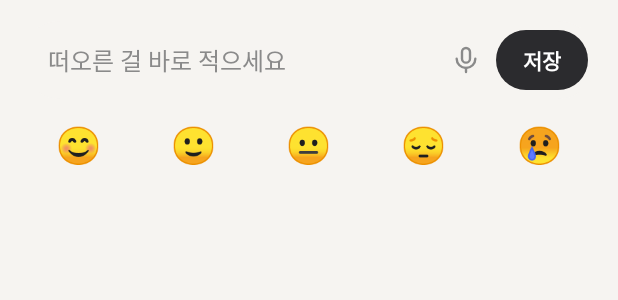
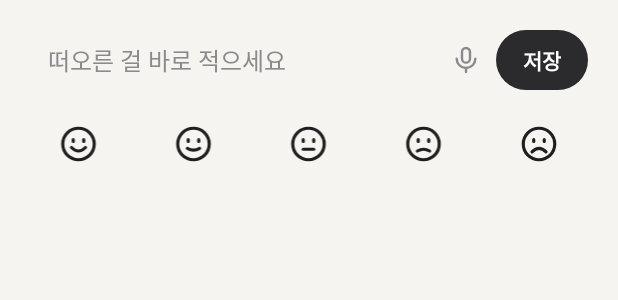
Before and after one commit to kangbokgil/BaroMemo, an Android app: the layout activity_quick.xml on its own in the app's theme, with its tools: preview values and no code run, on a phone screen of 412 x 824 dp. Shown: the top 300 px of the screen. Run offline under Robolectric (Android 15) with nearby library versions, the phone set to English and light mode, and no system bars.

Commit message:
Add files via upload

```diff
--- a/BaroMemo/app/src/main/res/layout/activity_quick.xml
+++ b/BaroMemo/app/src/main/res/layout/activity_quick.xml
@@ -73,7 +73,7 @@
             android:orientation="horizontal" />
     </HorizontalScrollView>
 
-    <!-- 기분 이모지 -->
+    <!-- 기분 버튼: 위젯·앱 화면과 같은 선 그림 -->
     <LinearLayout
         android:id="@+id/emo_row"
         android:layout_width="match_parent"
@@ -81,20 +81,60 @@
         android:layout_marginTop="6dp"
         android:orientation="horizontal">
 
-        <TextView android:id="@+id/emo1" android:layout_width="0dp" android:layout_height="match_parent"
-            android:layout_weight="1" android:gravity="center" android:clickable="true" android:focusable="true"
-            android:text="😊" android:textSize="24sp" />
-        <TextView android:id="@+id/emo2" android:layout_width="0dp" android:layout_height="match_parent"
-            android:layout_weight="1" android:gravity="center" android:clickable="true" android:focusable="true"
-            android:text="🙂" android:textSize="24sp" />
-        <TextView android:id="@+id/emo3" android:layout_width="0dp" android:layout_height="match_parent"
-            android:layout_weight="1" android:gravity="center" android:clickable="true" android:focusable="true"
-            android:text="😐" android:textSize="24sp" />
-        <TextView android:id="@+id/emo4" android:layout_width="0dp" android:layout_height="match_parent"
-            android:layout_weight="1" android:gravity="center" android:clickable="true" android:focusable="true"
-            android:text="😔" android:textSize="24sp" />
-        <TextView android:id="@+id/emo5" android:layout_width="0dp" android:layout_height="match_parent"
-            android:layout_weight="1" android:gravity="center" android:clickable="true" android:focusable="true"
-            android:text="😢" android:textSize="24sp" />
+        <ImageView
+            android:id="@+id/emo1"
+            android:layout_width="0dp"
+            android:layout_height="match_parent"
+            android:layout_weight="1"
+            android:clickable="true"
+            android:contentDescription="기분: 아주 좋음"
+            android:focusable="true"
+            android:padding="10dp"
+            android:scaleType="fitCenter"
+            android:src="@drawable/ic_w_face1" />
+        <ImageView
+            android:id="@+id/emo2"
+            android:layout_width="0dp"
+            android:layout_height="match_parent"
+            android:layout_weight="1"
+            android:clickable="true"
+            android:contentDescription="기분: 좋음"
+            android:focusable="true"
+            android:padding="10dp"
+            android:scaleType="fitCenter"
+            android:src="@drawable/ic_w_face2" />
+        <ImageView
+            android:id="@+id/emo3"
+            android:layout_width="0dp"
+            android:layout_height="match_parent"
+            android:layout_weight="1"
+            android:clickable="true"
+            android:contentDescription="기분: 보통"
+            android:focusable="true"
+            android:padding="10dp"
+            android:scaleType="fitCenter"
+            android:src="@drawable/ic_w_face3" />
+        <ImageView
+            android:id="@+id/emo4"
+            android:layout_width="0dp"
+            android:layout_height="match_parent"
+            android:layout_weight="1"
+            android:clickable="true"
+            android:contentDescription="기분: 안 좋음"
+            android:focusable="true"
+            android:padding="10dp"
+            android:scaleType="fitCenter"
+            android:src="@drawable/ic_w_face4" />
+        <ImageView
+            android:id="@+id/emo5"
+            android:layout_width="0dp"
+            android:layout_height="match_parent"
+            android:layout_weight="1"
+            android:clickable="true"
+            android:contentDescription="기분: 아주 안 좋음"
+            android:focusable="true"
+            android:padding="10dp"
+            android:scaleType="fitCenter"
+            android:src="@drawable/ic_w_face5" />
     </LinearLayout>
 </LinearLayout>
```
